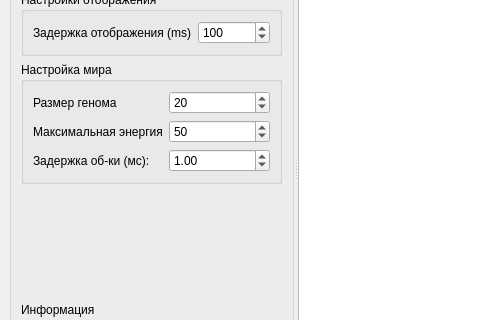
First picture: the form in mainwindow.ui, repository TomasGlgg/QGenetic, before the edit; both pictures show x 0 to 480 and y 130 to 450 of the 800 by 600 pixel window.
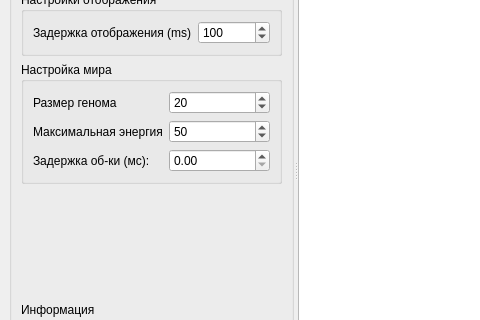
Second picture: the form after the edit.

Patch:
```diff
--- a/mainwindow.ui
+++ b/mainwindow.ui
@@ -152,7 +152,7 @@
               <double>1000.000000000000000</double>
              </property>
              <property name="value">
-              <double>1.000000000000000</double>
+              <double>0.000000000000000</double>
              </property>
             </widget>
            </item>
```
